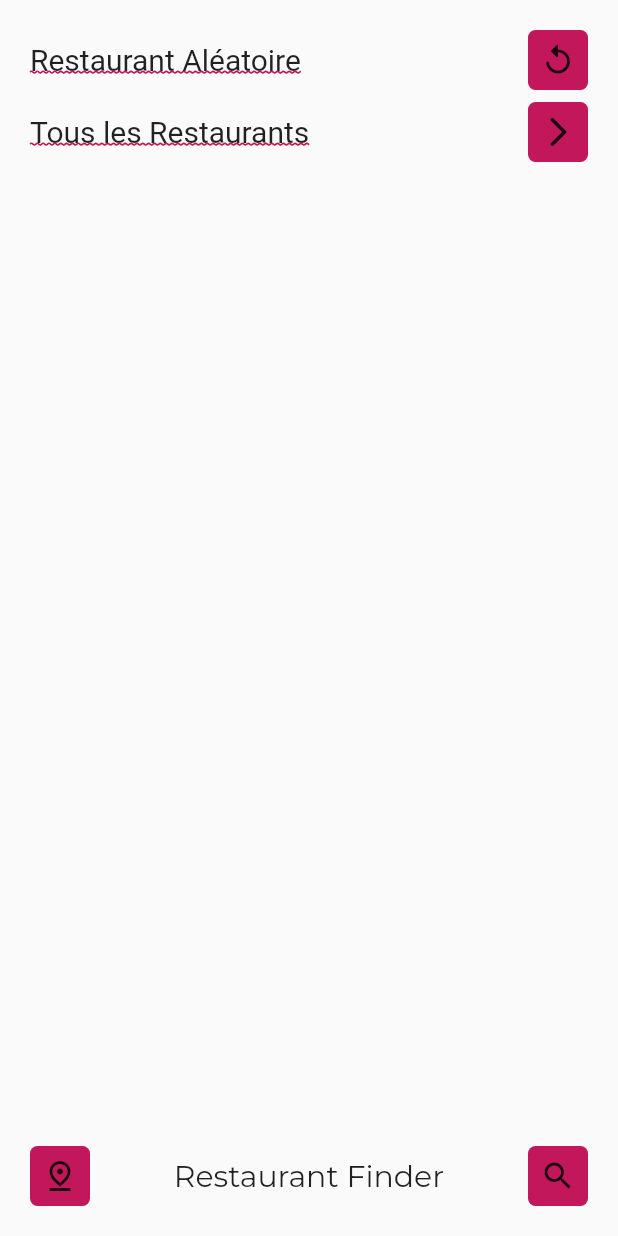
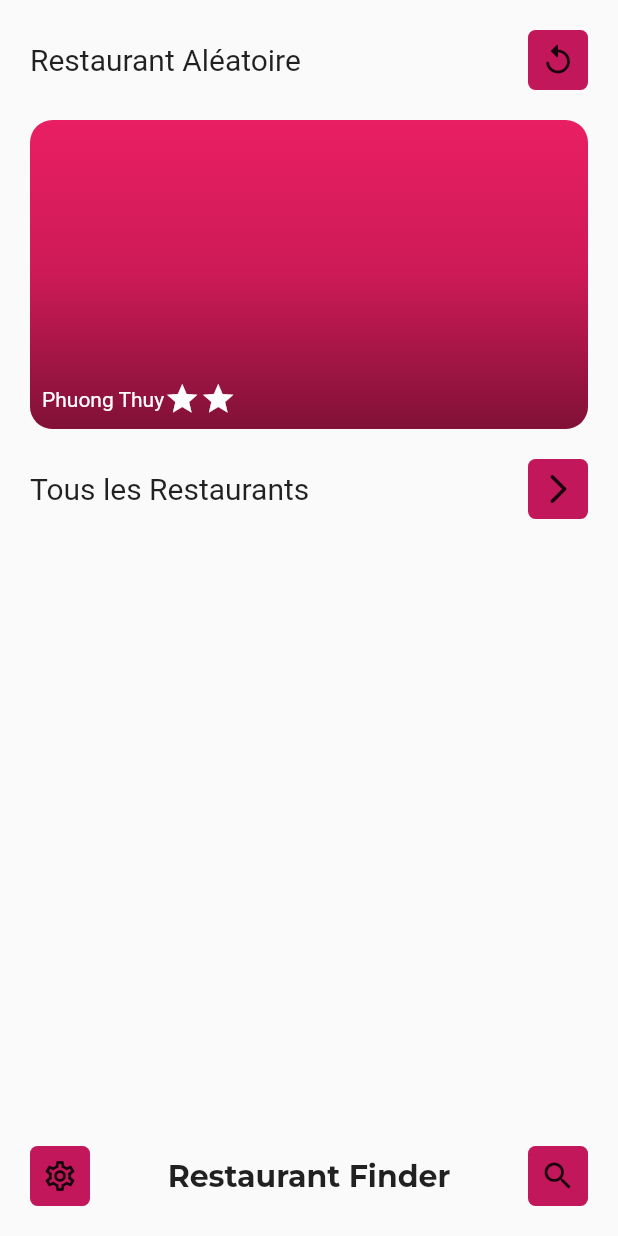
Before and after one commit to pierre-gaborieau/RestaurantFinder, a Flutter app: the screen it shows after launch, on a phone screen of 412 x 824 dp. Run offline on Flutter 3.47's test engine with Material 2 defaults, Android fonts, the phone set to English and light mode, and no system bars; our stand-ins replace shared_preferences.

Commit message:
widget aleatoire work

```diff
--- a/lib/data/fake_data.dart
+++ b/lib/data/fake_data.dart
@@ -3,6 +3,7 @@ import 'package:flutter_restaurantfinder/model/all/restaurant.dart';
 class FakeData {
   static List<Restaurant> listRestaurant = [
     Restaurant("MagDo", 3),
-    Restaurant("Phuong Thuy", 2)
+    Restaurant("Phuong Thuy", 2),
+    Restaurant("Chez Maman", 4),
   ];
 }
--- a/lib/main.dart
+++ b/lib/main.dart
@@ -1,20 +1,37 @@
 import 'package:flutter/material.dart';
+import 'package:flutter_restaurantfinder/model/darktheme/dark_theme_provider.dart';
+import 'package:flutter_restaurantfinder/model/darktheme/styles.dart';
 import 'package:flutter_restaurantfinder/screens/all/home_screen.dart';
 
 void main() {
   runApp(MyApp());
 }
 
-class MyApp extends StatelessWidget {
-  // This widget is the root of your application.
+class MyApp extends StatefulWidget {
+  @override
+  State<MyApp> createState() => _MyAppState();
+}
+
+class _MyAppState extends State<MyApp> {
+  DarkThemeProvider themeProvider = new DarkThemeProvider();
+
+  @override
+  void initState() {
+    super.initState();
+    getCurrentAppTheme();
+  }
+
+  void getCurrentAppTheme() async {
+    themeProvider.darkTheme =
+        await themeProvider.darkThemePreference.getTheme();
+  }
+
   @override
   Widget build(BuildContext context) {
     return MaterialApp(
       debugShowCheckedModeBanner: false,
       title: 'Restaurant Finder',
-      theme: ThemeData(
-        primaryColor: Colors.pinkAccent[700],
-      ),
+      theme: Styles.themeData(themeProvider.darkTheme, context),
       home: HomeScreen(),
     );
   }
--- a/lib/model/all/dark_theme_preference.dart
+++ /dev/null
@@ -1,5 +0,0 @@
-class DarkThemePreference {
-  static const THEME_STATUS = "THEMESTATUS";
-
-  setDarkTheme(bool value) async {}
-}
--- /dev/null
+++ b/lib/model/darktheme/dark_theme_preference.dart
@@ -0,0 +1,15 @@
+import 'package:shared_preferences/shared_preferences.dart';
+
+class DarkThemePreference {
+  static const THEME_STATUS = "THEMESTATUS";
+
+  setDarkTheme(bool value) async {
+    SharedPreferences prefs = await SharedPreferences.getInstance();
+    prefs.setBool(THEME_STATUS, value);
+  }
+
+  Future<bool> getTheme() async {
+    SharedPreferences prefs = await SharedPreferences.getInstance();
+    return prefs.getBool(THEME_STATUS) ?? false;
+  }
+}
--- /dev/null
+++ b/lib/model/darktheme/dark_theme_provider.dart
@@ -0,0 +1,15 @@
+import 'package:flutter/material.dart';
+import 'package:flutter_restaurantfinder/model/darktheme/dark_theme_preference.dart';
+
+class DarkThemeProvider with ChangeNotifier {
+  DarkThemePreference darkThemePreference = DarkThemePreference();
+  bool _darkTheme = false;
+
+  bool get darkTheme => _darkTheme;
+
+  set darkTheme(bool value) {
+    _darkTheme = value;
+    darkThemePreference.setDarkTheme(value);
+    notifyListeners();
+  }
+}
--- /dev/null
+++ b/lib/model/darktheme/styles.dart
@@ -0,0 +1,27 @@
+import 'dart:ui';
+
+import 'package:flutter/material.dart';
+
+class Styles {
+  static ThemeData themeData(bool isDarkTheme, BuildContext context) {
+    return ThemeData(
+      primarySwatch: Colors.pinkAccent[600],
+      primaryColor: isDarkTheme ? Colors.black : Colors.white,
+      backgroundColor: isDarkTheme ? Colors.black : Color(0xffF1F5FB),
+      indicatorColor: isDarkTheme ? Color(0xff0E1D36) : Color(0xffCBDCF8),
+      hintColor: isDarkTheme ? Color(0xff280C0B) : Color(0xffEECED3),
+      highlightColor: isDarkTheme ? Color(0xff372901) : Color(0xffFCE192),
+      hoverColor: isDarkTheme ? Color(0xff3A3A3B) : Color(0xff4285F4),
+      focusColor: isDarkTheme ? Color(0xff0B2512) : Color(0xffA8DAB5),
+      disabledColor: Colors.grey,
+      cardColor: isDarkTheme ? Color(0xFF151515) : Colors.white,
+      canvasColor: isDarkTheme ? Colors.black : Colors.grey[50],
+      brightness: isDarkTheme ? Brightness.dark : Brightness.light,
+      buttonTheme: Theme.of(context).buttonTheme.copyWith(
+          colorScheme: isDarkTheme ? ColorScheme.dark() : ColorScheme.light()),
+      appBarTheme: AppBarTheme(
+        elevation: 0.0,
+      ),
+    );
+  }
+}
--- a/lib/screens/all/home_screen.dart
+++ b/lib/screens/all/home_screen.dart
@@ -1,3 +1,5 @@
+import 'dart:developer';
+
 import 'package:flutter/material.dart';
 import 'package:flutter_restaurantfinder/data/data_constant.dart';
 import 'package:flutter_restaurantfinder/widgets/widgets.dart';
@@ -7,6 +9,7 @@ class HomeScreen extends StatelessWidget {
 
   @override
   Widget build(BuildContext context) {
+    Size size = MediaQuery.of(context).size;
     return Scaffold(
       bottomNavigationBar: Padding(
         padding: const EdgeInsets.all(20),
@@ -14,28 +17,42 @@ class HomeScreen extends StatelessWidget {
           mainAxisAlignment: MainAxisAlignment.spaceBetween,
           children: [
             SquareIcon(
-              icon: Icon(Icons.pin_drop_outlined),
+              icon: Icon(Icons.settings_outlined),
+              onTap: () {
+                log("Settings Page");
+              },
             ),
             Text(
               kAppName,
-              style: TextStyle(fontFamily: "Montserrat", fontSize: 20),
+              style: TextStyle(
+                  fontFamily: "Montserrat",
+                  fontSize: 20,
+                  fontWeight: FontWeight.bold),
             ),
-            SquareIcon(icon: Icon(Icons.search_outlined))
+            SquareIcon(
+              icon: Icon(Icons.search_outlined),
+              onTap: () {
+                log("Search Page");
+              },
+            )
           ],
         ),
       ),
       body: Padding(
         padding: const EdgeInsets.all(kDefaultPadding),
-        child: Column(
-          children: [
-            TitleRow(
-              text: "Restaurant Aléatoire",
-              icon: Icon(Icons.replay_rounded),
-            ),
-            TitleRow(
+        child: SingleChildScrollView(
+          child: Column(
+            children: [
+              RestaurantAleatoire(size: size),
+              TitleRow(
                 text: "Tous les Restaurants",
-                icon: Icon(Icons.arrow_forward_ios_rounded))
-          ],
+                icon: Icon(Icons.arrow_forward_ios_rounded),
+                onTap: () {
+                  log("View All");
+                },
+              )
+            ],
+          ),
         ),
       ),
     );
--- /dev/null
+++ b/lib/widgets/all/restaurant_aleatoire.dart
@@ -0,0 +1,101 @@
+import 'dart:developer' as log;
+import 'dart:math';
+
+import 'package:flutter/material.dart';
+import 'package:flutter_restaurantfinder/data/data_constant.dart';
+import 'package:flutter_restaurantfinder/data/fake_data.dart';
+import 'package:flutter_restaurantfinder/model/all/restaurant.dart';
+import 'package:flutter_restaurantfinder/widgets/widgets.dart';
+
+class RestaurantAleatoire extends StatefulWidget {
+  const RestaurantAleatoire({
+    Key key,
+    @required this.size,
+  }) : super(key: key);
+
+  final Size size;
+
+  @override
+  State<RestaurantAleatoire> createState() => _RestaurantAleatoireState();
+}
+
+class _RestaurantAleatoireState extends State<RestaurantAleatoire> {
+  Restaurant restaurant;
+  @override
+  void initState() {
+    restaurant = FakeData
+        .listRestaurant[Random().nextInt(FakeData.listRestaurant.length)];
+    super.initState();
+  }
+
+  @override
+  Widget build(BuildContext context) {
+    return Column(
+      children: [
+        TitleRow(
+          text: "Restaurant Aléatoire",
+          icon: Icon(Icons.replay_rounded),
+          onTap: () {
+            setState(() {
+              var previous = restaurant;
+              do {
+                restaurant = FakeData.listRestaurant[
+                    Random().nextInt(FakeData.listRestaurant.length)];
+              } while (restaurant == previous);
+            });
+          },
+        ),
+        Padding(
+          padding: const EdgeInsets.symmetric(vertical: kDefaultPadding),
+          child: Container(
+            height: widget.size.height / 4,
+            width: widget.size.width,
+            child: Stack(children: [
+              Container(
+                decoration: BoxDecoration(
+                    color: Colors.pink,
+                    borderRadius: BorderRadius.all(Radius.circular(15))),
+              ),
+              Container(
+                alignment: Alignment.bottomLeft,
+                decoration: BoxDecoration(
+                  borderRadius: BorderRadius.only(
+                      bottomLeft: Radius.circular(15),
+                      bottomRight: Radius.circular(15)),
+                  gradient: LinearGradient(
+                    begin: Alignment.topCenter,
+                    end: Alignment.bottomCenter,
+                    colors: <Color>[
+                      Colors.black.withAlpha(0),
+                      Colors.black12,
+                      Colors.black45
+                    ],
+                  ),
+                ),
+                child: Padding(
+                    padding: const EdgeInsets.all(8.0),
+                    child: Row(
+                      children: [
+                        Text(
+                          restaurant.name,
+                          style: TextStyle(color: Colors.white),
+                        ),
+                        Row(
+                          children: [
+                            for (int i = 0; i < restaurant.rate; i++)
+                              Icon(
+                                Icons.star,
+                                color: Colors.white,
+                              ),
+                          ],
+                        )
+                      ],
+                    )),
+              )
+            ]),
+          ),
+        ),
+      ],
+    );
+  }
+}
--- a/lib/widgets/all/square_icon.dart
+++ b/lib/widgets/all/square_icon.dart
@@ -3,21 +3,23 @@ import 'package:flutter_restaurantfinder/data/data_constant.dart';
 
 class SquareIcon extends StatelessWidget {
   final Icon icon;
+  final Function onTap;
 
-  const SquareIcon({
-    Key key,
-    @required this.icon,
-  }) : super(key: key);
+  const SquareIcon({Key key, @required this.icon, @required this.onTap})
+      : super(key: key);
 
   @override
   Widget build(BuildContext context) {
-    return Container(
-      child: Padding(
-        padding: const EdgeInsets.all(8.0),
-        child: icon,
+    return GestureDetector(
+      onTap: onTap,
+      child: Container(
+        child: Padding(
+          padding: const EdgeInsets.all(8.0),
+          child: icon,
+        ),
+        decoration: BoxDecoration(
+            color: kPrimaryColor, borderRadius: BorderRadius.circular(5)),
       ),
-      decoration: BoxDecoration(
-          color: kPrimaryColor, borderRadius: BorderRadius.circular(5)),
     );
   }
 }
--- a/lib/widgets/all/title_row.dart
+++ b/lib/widgets/all/title_row.dart
@@ -5,31 +5,31 @@ import 'package:flutter_restaurantfinder/widgets/widgets.dart';
 class TitleRow extends StatelessWidget {
   final String text;
   final Icon icon;
+  final Function onTap;
 
-  const TitleRow({
-    Key key,
-    @required this.text,
-    @required this.icon,
-  }) : super(key: key);
+  const TitleRow(
+      {Key key, @required this.text, @required this.icon, @required this.onTap})
+      : super(key: key);
 
   @override
   Widget build(BuildContext context) {
-    return Padding(
-      padding: const EdgeInsets.only(bottom: 8),
-      child: Row(
+    return Row(
       mainAxisAlignment: MainAxisAlignment.spaceBetween,
       children: [
         Text(
           text,
           style: TextStyle(
             fontSize: 20,
-                decoration: TextDecoration.underline,
-                decorationStyle: TextDecorationStyle.wavy,
-                decorationColor: kPrimaryColor),
+            // decoration: TextDecoration.underline,
+            // decorationStyle: TextDecorationStyle.wavy,
+            // decorationColor: kPrimaryColor
           ),
-          SquareIcon(icon: icon),
+        ),
+        SquareIcon(
+          icon: icon,
+          onTap: onTap,
+        ),
       ],
-      ),
     );
   }
 }
--- a/lib/widgets/widgets.dart
+++ b/lib/widgets/widgets.dart
@@ -1,2 +1,3 @@
 export 'all/square_icon.dart';
 export 'all/title_row.dart';
+export 'all/restaurant_aleatoire.dart';
```
Lines whose indentation alone changed are shown as unchanged.
